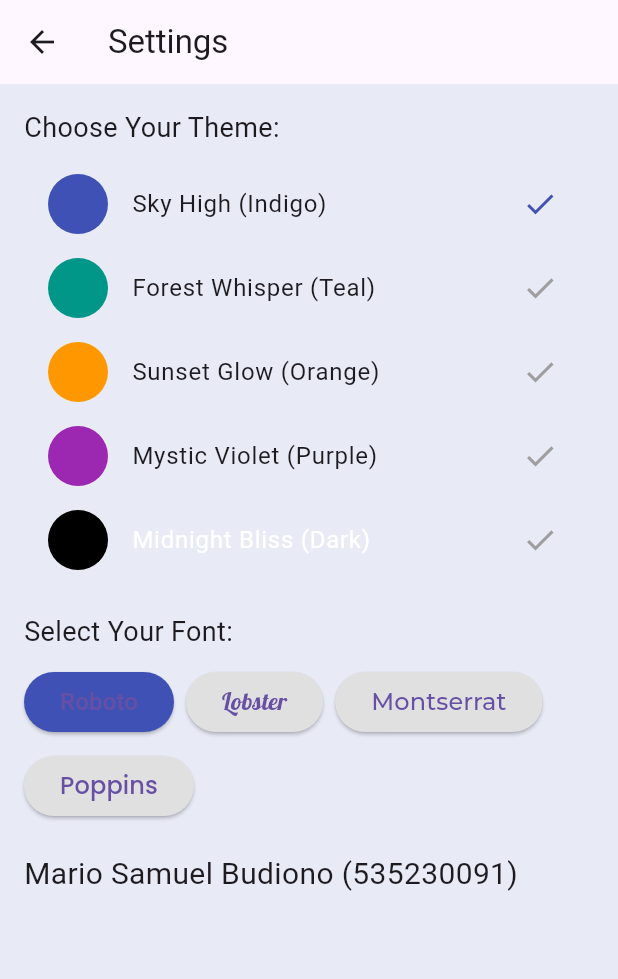
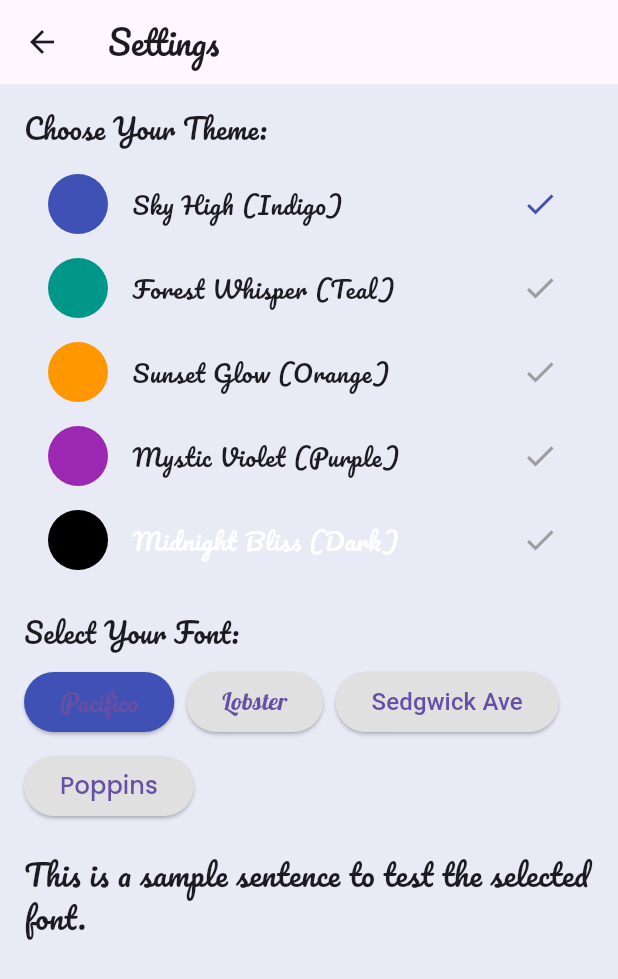
Before and after one commit to marioboedi/kuis, a Flutter app: the SettingsScreen screen opened directly, after a tap on "Sky High (Indigo)", on a phone screen of 412 x 824 dp. Shown: the top 979 px of the screen. Run offline on Flutter 3.47's test engine with Material 3 defaults, Android fonts, the phone set to English and light mode, and no system bars; our stand-ins replace google_fonts; Roboto replaces fonts that are missing (Sedgwick Ave).

Commit message:
menambahkan font

```diff
--- a/lib/screens/settings_screen.dart
+++ b/lib/screens/settings_screen.dart
@@ -75,7 +75,7 @@ class SettingsScreen extends StatelessWidget {
                     backgroundColor: themeProvider.currentFontIndex == 0 ? Colors.indigo : Colors.grey[300],
                   ),
                   onPressed: () => themeProvider.setFont(0),
-                  child: Text('Roboto', style: GoogleFonts.roboto(fontSize: 16)),
+                  child: Text('Pacifico', style: GoogleFonts.pacifico(fontSize: 16)), // Font Baru
                 ),
                 ElevatedButton(
                   style: ElevatedButton.styleFrom(
@@ -89,7 +89,7 @@ class SettingsScreen extends StatelessWidget {
                     backgroundColor: themeProvider.currentFontIndex == 2 ? Colors.orange : Colors.grey[300],
                   ),
                   onPressed: () => themeProvider.setFont(2),
-                  child: Text('Montserrat', style: GoogleFonts.montserrat(fontSize: 16)),
+                  child: Text('Sedgwick Ave', style: GoogleFonts.sedgwickAve(fontSize: 16)), // Ganti Montserrat
                 ),
                 ElevatedButton(
                   style: ElevatedButton.styleFrom(
@@ -105,7 +105,7 @@ class SettingsScreen extends StatelessWidget {
 
             // Kalimat untuk Mengecek Font
             Text(
-              'Mario Samuel Budiono (535230091)',
+              'This is a sample sentence to test the selected font.',
               style: themeProvider.fontStyle.copyWith(fontSize: 20),
             ),
           ],
--- a/lib/theme_provider.dart
+++ b/lib/theme_provider.dart
@@ -6,11 +6,11 @@ class ThemeProvider with ChangeNotifier {
   ThemeData _themeData = ThemeData(
     primarySwatch: Colors.indigo,
     scaffoldBackgroundColor: Colors.indigo[50],
-    textTheme: TextTheme(bodyMedium: GoogleFonts.roboto()),
+    textTheme: TextTheme(bodyMedium: GoogleFonts.pacifico()), // Ganti Roboto ke Pacifico
   );
 
   // Default Font Style
-  TextStyle _fontStyle = GoogleFonts.roboto();
+  TextStyle _fontStyle = GoogleFonts.pacifico(); // Ganti Roboto ke Pacifico
 
   int currentThemeIndex = 0;
   int currentFontIndex = 0;
@@ -24,34 +24,34 @@ class ThemeProvider with ChangeNotifier {
 
     if (themeIndex == 1) {
       _themeData = ThemeData(
-        primarySwatch: Colors.teal, // Forest Whisper
+        primarySwatch: Colors.teal,
         scaffoldBackgroundColor: Colors.teal[50],
-        textTheme: TextTheme(bodyMedium: GoogleFonts.roboto()),
+        textTheme: TextTheme(bodyMedium: GoogleFonts.pacifico()),
       );
     } else if (themeIndex == 2) {
       _themeData = ThemeData(
-        primarySwatch: Colors.orange, // Sunset Glow
+        primarySwatch: Colors.orange,
         scaffoldBackgroundColor: Colors.orange[50],
-        textTheme: TextTheme(bodyMedium: GoogleFonts.roboto()),
+        textTheme: TextTheme(bodyMedium: GoogleFonts.pacifico()),
       );
     } else if (themeIndex == 3) {
       _themeData = ThemeData(
-        primarySwatch: Colors.purple, // Mystic Violet
+        primarySwatch: Colors.purple,
         scaffoldBackgroundColor: Colors.purple[50],
-        textTheme: TextTheme(bodyMedium: GoogleFonts.roboto()),
+        textTheme: TextTheme(bodyMedium: GoogleFonts.pacifico()),
       );
-    } else if (themeIndex == 4) { // Midnight Bliss
+    } else if (themeIndex == 4) { // Dark Theme
       _themeData = ThemeData(
         brightness: Brightness.dark,
         scaffoldBackgroundColor: Colors.black,
-        textTheme: TextTheme(bodyMedium: GoogleFonts.roboto(color: Colors.white)),
+        textTheme: TextTheme(bodyMedium: GoogleFonts.pacifico(color: Colors.white)),
         appBarTheme: AppBarTheme(backgroundColor: Colors.black),
       );
     } else {
       _themeData = ThemeData(
-        primarySwatch: Colors.indigo, // Sky High
+        primarySwatch: Colors.indigo,
         scaffoldBackgroundColor: Colors.indigo[50],
-        textTheme: TextTheme(bodyMedium: GoogleFonts.roboto()),
+        textTheme: TextTheme(bodyMedium: GoogleFonts.pacifico()),
       );
     }
     notifyListeners();
@@ -61,14 +61,14 @@ class ThemeProvider with ChangeNotifier {
   void setFont(int fontIndex) {
     currentFontIndex = fontIndex;
 
-    if (fontIndex == 1) {
-      _fontStyle = GoogleFonts.lobster(); // Fancy Lobster
+    if (fontIndex == 0) {
+      _fontStyle = GoogleFonts.pacifico(); // Ganti Roboto ke Pacifico
+    } else if (fontIndex == 1) {
+      _fontStyle = GoogleFonts.lobster();
     } else if (fontIndex == 2) {
-      _fontStyle = GoogleFonts.montserrat(); // Classic Elegance
+      _fontStyle = GoogleFonts.sedgwickAve(); // Ganti Montserrat ke Sedgwick Ave
     } else if (fontIndex == 3) {
-      _fontStyle = GoogleFonts.poppins(); // Modern Touch
-    } else {
-      _fontStyle = GoogleFonts.roboto(); // Smooth Robot
+      _fontStyle = GoogleFonts.poppins();
     }
     notifyListeners();
   }
```
